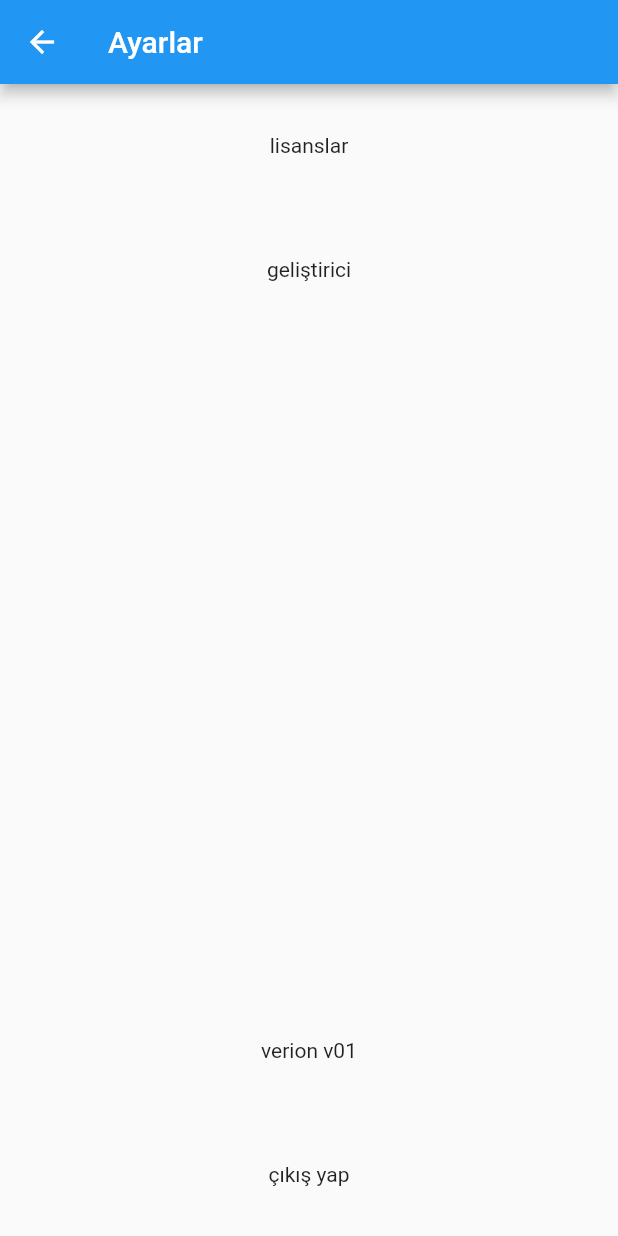
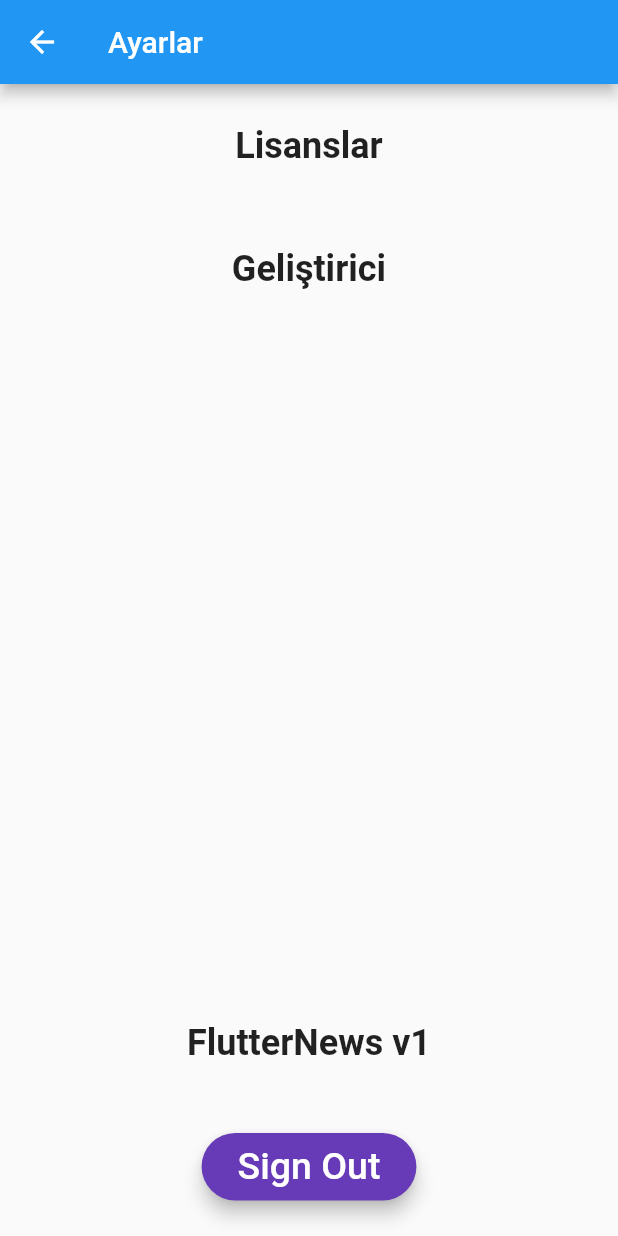
Before and after one commit to nafidurmus/flutter-turkish-news, a Flutter app: the NewsMainPage screen opened directly, after a tap on the "settings" icon, on a phone screen of 412 x 824 dp. Run offline on Flutter 3.47's test engine with Material 2 defaults, Android fonts, the phone set to English and light mode, and no system bars; our stand-ins replace cached_network_image, firebase_auth, firebase_core, google_sign_in, share, shimmer and 1 more; missing offline and left inert: webfeed; accounts and stored records are empty; network calls fail.

```diff
--- /dev/null
+++ b/lib/constants.dart
@@ -0,0 +1,3 @@
+import 'package:flutter/material.dart';
+
+TextStyle get style => TextStyle(fontSize: 24, fontWeight: FontWeight.bold);
--- a/lib/views/news_main_page.dart
+++ b/lib/views/news_main_page.dart
@@ -179,7 +179,7 @@ class _NewsMainPageState extends State<NewsMainPage> {
               onPressed: () {
                 Navigator.push(
                   context,
-                  MaterialPageRoute(builder: (context) => SettingPage()),
+                  MaterialPageRoute(builder: (context) => SettingsPage()),
                 );
               },
             )
--- a/lib/views/settings_page.dart
+++ b/lib/views/settings_page.dart
@@ -1,13 +1,17 @@
 import 'package:flutter/material.dart';
 
-class SettingPage extends StatefulWidget {
-  SettingPage({Key key}) : super(key: key);
+import '../constants.dart';
+import 'home_page.dart';
+import 'sign_in.dart';
+
+class SettingsPage extends StatefulWidget {
+  SettingsPage({Key key}) : super(key: key);
 
   @override
-  _SettingPageState createState() => _SettingPageState();
+  _SettingsPageState createState() => _SettingsPageState();
 }
 
-class _SettingPageState extends State<SettingPage> {
+class _SettingsPageState extends State<SettingsPage> {
   @override
   Widget build(BuildContext context) {
     return Scaffold(
@@ -25,11 +29,24 @@ class _SettingPageState extends State<SettingPage> {
                 mainAxisAlignment: MainAxisAlignment.spaceAround,
                 children: [
                   InkWell(
-                    child: Text('lisanslar'),
-                    onTap: () {},
+                    child: Text(
+                      'Lisanslar',
+                      style: style,
+                    ),
+                    onTap: () {
+                      showLicensePage(
+                        context: context,
+                        // applicationIcon: Image.asset(name)
+                        //applicationName: "App Name"
+                        // Other parameters
+                      );
+                    },
                   ),
                   InkWell(
-                    child: Text('geliştirici'),
+                    child: Text(
+                      'Geliştirici',
+                      style: style,
+                    ),
                     onTap: () {},
                   ),
                 ],
@@ -41,11 +58,31 @@ class _SettingPageState extends State<SettingPage> {
               child: Column(
                 mainAxisAlignment: MainAxisAlignment.spaceAround,
                 children: [
-                  Text('verion v01'),
-                  InkWell(
-                    child: Text('çıkış yap'),
-                    onTap: () {},
+                  Text(
+                    'FlutterNews v1',
+                    style: style,
                   ),
+                  RaisedButton(
+                    onPressed: () {
+                      signOutGoogle();
+
+                      Navigator.of(context).pushAndRemoveUntil(
+                          MaterialPageRoute(builder: (context) {
+                        return HomePage();
+                      }), ModalRoute.withName('/'));
+                    },
+                    color: Colors.deepPurple,
+                    child: Padding(
+                      padding: const EdgeInsets.all(8.0),
+                      child: Text(
+                        'Sign Out',
+                        style: TextStyle(fontSize: 25, color: Colors.white),
+                      ),
+                    ),
+                    elevation: 5,
+                    shape: RoundedRectangleBorder(
+                        borderRadius: BorderRadius.circular(40)),
+                  )
                 ],
               ),
             ),
```
